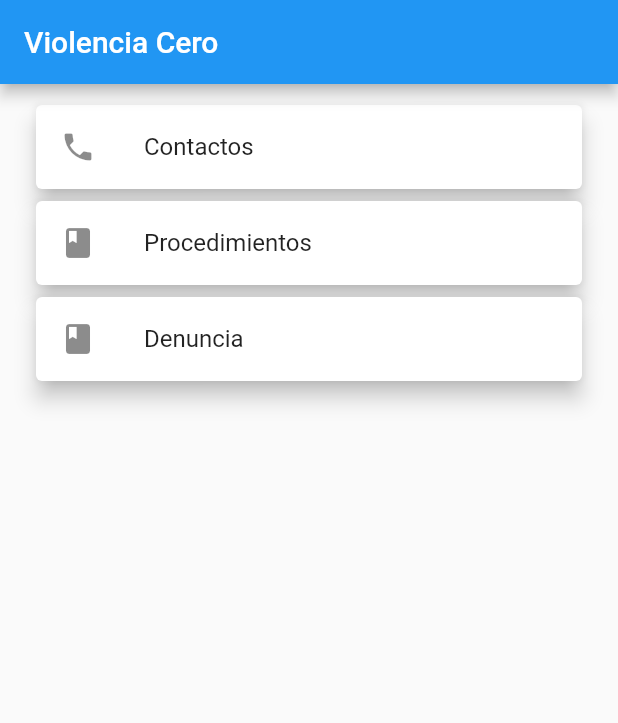
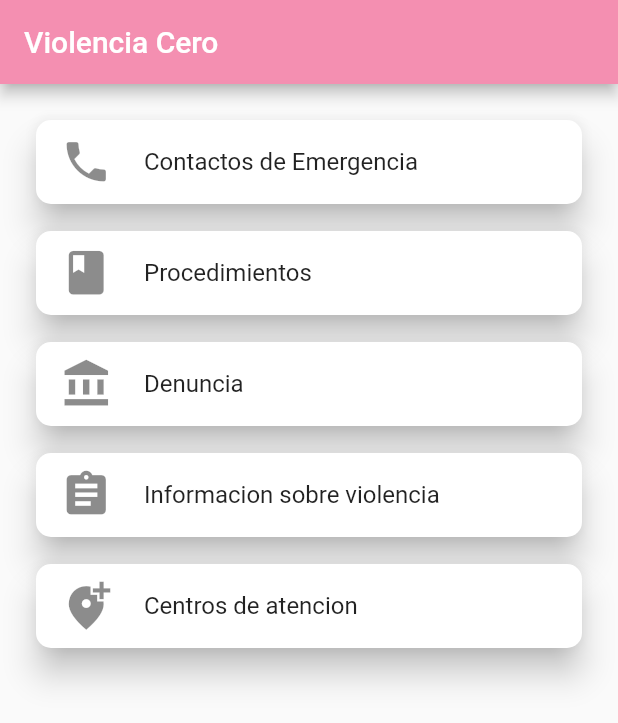
Before and after one commit to aletscst/violencia-cero-mp-app, a Flutter app: the screen it shows after launch, on a phone screen of 412 x 824 dp. Shown: the top 723 px of the screen. Run offline on Flutter 3.47's test engine with Material 2 defaults, Android fonts, the phone set to English and light mode, and no system bars; our stand-ins replace google_maps_flutter.

Commit message:
apartado Contactos v1

```diff
--- a/lib/main.dart
+++ b/lib/main.dart
@@ -1,6 +1,8 @@
 import 'package:flutter/material.dart';
+import 'package:violencia_cero/src/pages/attention_center_page.dart';
 import 'package:violencia_cero/src/pages/contacts_page.dart';
 import 'package:violencia_cero/src/pages/home_page.dart';
+import 'package:violencia_cero/src/pages/info_violence_page.dart';
 import 'package:violencia_cero/src/pages/procedures_page.dart';
 import 'package:violencia_cero/src/pages/report_page.dart';
 
@@ -19,6 +21,8 @@ class MyApp extends StatelessWidget {
         'contacts': (BuildContext context) => ContactsPage(),
         'procedures': (BuildContext context) => ProceduresPage(),
         'report': (BuildContext context) => ReportPage(),
+        'infov': (BuildContext context) => InfoViolencePage(),
+        'attention': (BuildContext context) => AttentionCenterPage(),
       },
     );
   }
--- a/lib/src/pages/home_page.dart
+++ b/lib/src/pages/home_page.dart
@@ -4,9 +4,16 @@ import 'package:violencia_cero/src/utils/icono_string_util.dart';
 
 class HomePage extends StatelessWidget {
   final List<OptionMenu> _menuOptions = [
-    new OptionMenu(name: 'Contactos', route: 'contacts', icon: 'phone'),
+    new OptionMenu(
+        name: 'Contactos de Emergencia', route: 'contacts', icon: 'phone'),
     new OptionMenu(name: 'Procedimientos', route: 'procedures', icon: 'book'),
-    new OptionMenu(name: 'Denuncia', route: 'report', icon: 'book')
+    new OptionMenu(name: 'Denuncia', route: 'report', icon: 'denuncia'),
+    new OptionMenu(
+        name: 'Informacion sobre violencia',
+        route: 'infov',
+        icon: 'info_violen'),
+    new OptionMenu(
+        name: 'Centros de atencion', route: 'attention', icon: 'centros_aten'),
   ];
 
   @override
@@ -14,6 +21,7 @@ class HomePage extends StatelessWidget {
     return Scaffold(
       appBar: AppBar(
         title: Text('Violencia Cero'),
+        backgroundColor: Colors.pink[200],
       ),
       body: ListView(
         padding: EdgeInsets.symmetric(horizontal: 20.0, vertical: 10.0),
@@ -24,7 +32,7 @@ class HomePage extends StatelessWidget {
 
   List<Widget> _getMenu(BuildContext context) {
     List<Widget> menu = new List<Widget>();
-
+    menu.add(SizedBox(height: 10.0));
     _menuOptions.forEach((option) {
       final optionCard = Card(
         child: Column(
@@ -38,9 +46,12 @@ class HomePage extends StatelessWidget {
             ),
           ],
         ),
-        elevation: 6.0,
+        elevation: 9.0,
+        shape:
+            RoundedRectangleBorder(borderRadius: BorderRadius.circular(10.0)),
       );
       menu.add(optionCard);
+      menu.add(SizedBox(height: 10.0));
     });
 
     return menu;
--- a/lib/src/utils/icono_string_util.dart
+++ b/lib/src/utils/icono_string_util.dart
@@ -3,8 +3,14 @@ import 'package:flutter/material.dart';
 final _icons = <String, IconData>{
   'phone': Icons.phone,
   'book': Icons.book,
+  'denuncia': Icons.account_balance,
+  'info_violen': Icons.assignment,
+  'centros_aten': Icons.add_location_alt,
 };
 
 Icon getIconByName(String iconName) {
-  return Icon(_icons[iconName]);
+  return Icon(
+    _icons[iconName],
+    size: 35.0,
+  );
 }
--- /dev/null
+++ b/lib/src/utils/variables_utils.dart
@@ -0,0 +1 @@
+final String generalPath = 'http://192.168.0.9:8080';
--- a/pubspec.yaml
+++ b/pubspec.yaml
@@ -28,6 +28,10 @@ dependencies:
   # The following adds the Cupertino Icons font to your application.
   # Use with the CupertinoIcons class for iOS style icons.
   cupertino_icons: ^0.1.3
+  url_launcher: ^5.0.3
+  google_maps_flutter: ^0.5.5
+  permission: ^0.1.7
+  http:
 
 dev_dependencies:
   flutter_test:
```
Also changed, not shown: lib/src/models/contact_model.dart (added, +22 -0 lines), lib/src/pages/attention_center_page.dart (added, +47 -0 lines), lib/src/pages/contacts_page.dart (+45 -1 lines), lib/src/pages/info_violence_page.dart (added, +12 -0 lines), lib/src/providers/contacts_provider.dart (added, +30 -0 lines), pubspec.lock, 2 other files.
